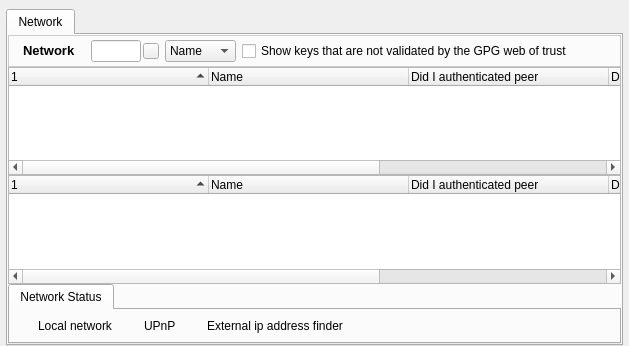
First picture: the form in retroshare-gui/src/gui/NetworkDialog.ui, repository RetroShare/RetroShare, before the edit.
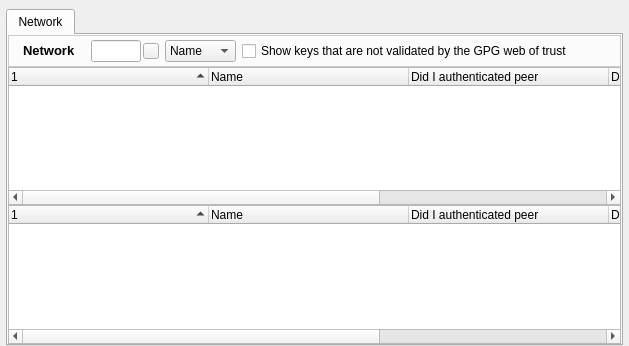
Second picture: the form after the edit. Icons and pictures are not drawn.

Commit message: removed not needed network status tabwidget

```diff
--- a/retroshare-gui/src/gui/NetworkDialog.ui
+++ b/retroshare-gui/src/gui/NetworkDialog.ui
@@ -328,141 +328,6 @@
          </layout>
         </widget>
        </item>
-       <item row="3" column="0">
-        <widget class="QTabWidget" name="tabBottom">
-         <property name="maximumSize">
-          <size>
-           <width>16777215</width>
-           <height>60</height>
-          </size>
-         </property>
-         <property name="tabPosition">
-          <enum>QTabWidget::North</enum>
-         </property>
-         <property name="currentIndex">
-          <number>0</number>
-         </property>
-         <widget class="QWidget" name="networkstatus">
-          <attribute name="title">
-           <string>Network Status</string>
-          </attribute>
-          <layout class="QGridLayout" name="gridLayout">
-           <item row="0" column="0">
-            <layout class="QGridLayout">
-             <property name="leftMargin">
-              <number>6</number>
-             </property>
-             <property name="rightMargin">
-              <number>6</number>
-             </property>
-             <item row="0" column="0">
-              <widget class="QLabel" name="iconlabel_netLimited">
-               <property name="maximumSize">
-                <size>
-                 <width>16</width>
-                 <height>16</height>
-                </size>
-               </property>
-               <property name="text">
-                <string/>
-               </property>
-               <property name="pixmap">
-                <pixmap resource="images.qrc">:/images/ledoff1.png</pixmap>
-               </property>
-              </widget>
-             </item>
-             <item row="0" column="1">
-              <widget class="QLabel" name="textlabel_netLimited">
-               <property name="text">
-                <string>Local network</string>
-               </property>
-              </widget>
-             </item>
-            </layout>
-           </item>
-           <item row="0" column="1">
-            <layout class="QGridLayout">
-             <property name="leftMargin">
-              <number>6</number>
-             </property>
-             <property name="rightMargin">
-              <number>6</number>
-             </property>
-             <item row="0" column="0">
-              <widget class="QLabel" name="iconlabel_upnp">
-               <property name="maximumSize">
-                <size>
-                 <width>16</width>
-                 <height>16</height>
-                </size>
-               </property>
-               <property name="text">
-                <string/>
-               </property>
-               <property name="pixmap">
-                <pixmap resource="images.qrc">:/images/ledoff1.png</pixmap>
-               </property>
-              </widget>
-             </item>
-             <item row="0" column="1">
-              <widget class="QLabel" name="textlabel_upnp">
-               <property name="text">
-                <string>UPnP</string>
-               </property>
-              </widget>
-             </item>
-            </layout>
-           </item>
-           <item row="0" column="2">
-            <layout class="QGridLayout">
-             <property name="leftMargin">
-              <number>6</number>
-             </property>
-             <property name="rightMargin">
-              <number>6</number>
-             </property>
-             <item row="0" column="0">
-              <widget class="QLabel" name="iconlabel_ext">
-               <property name="maximumSize">
-                <size>
-                 <width>16</width>
-                 <height>16</height>
-                </size>
-               </property>
-               <property name="text">
-                <string/>
-               </property>
-               <property name="pixmap">
-                <pixmap resource="images.qrc">:/images/ledoff1.png</pixmap>
-               </property>
-              </widget>
-             </item>
-             <item row="0" column="1">
-              <widget class="QLabel" name="textlabel_ext">
-               <property name="text">
-                <string>External ip address finder</string>
-               </property>
-              </widget>
-             </item>
-            </layout>
-           </item>
-           <item row="0" column="3">
-            <spacer name="horizontalSpacer">
-             <property name="orientation">
-              <enum>Qt::Horizontal</enum>
-             </property>
-             <property name="sizeHint" stdset="0">
-              <size>
-               <width>250</width>
-               <height>13</height>
-              </size>
-             </property>
-            </spacer>
-           </item>
-          </layout>
-         </widget>
-        </widget>
-       </item>
        <item row="2" column="0">
         <widget class="QTreeWidget" name="unvalidGPGkeyWidget">
          <property name="contextMenuPolicy">
```
The commit also changes 2 other files.
